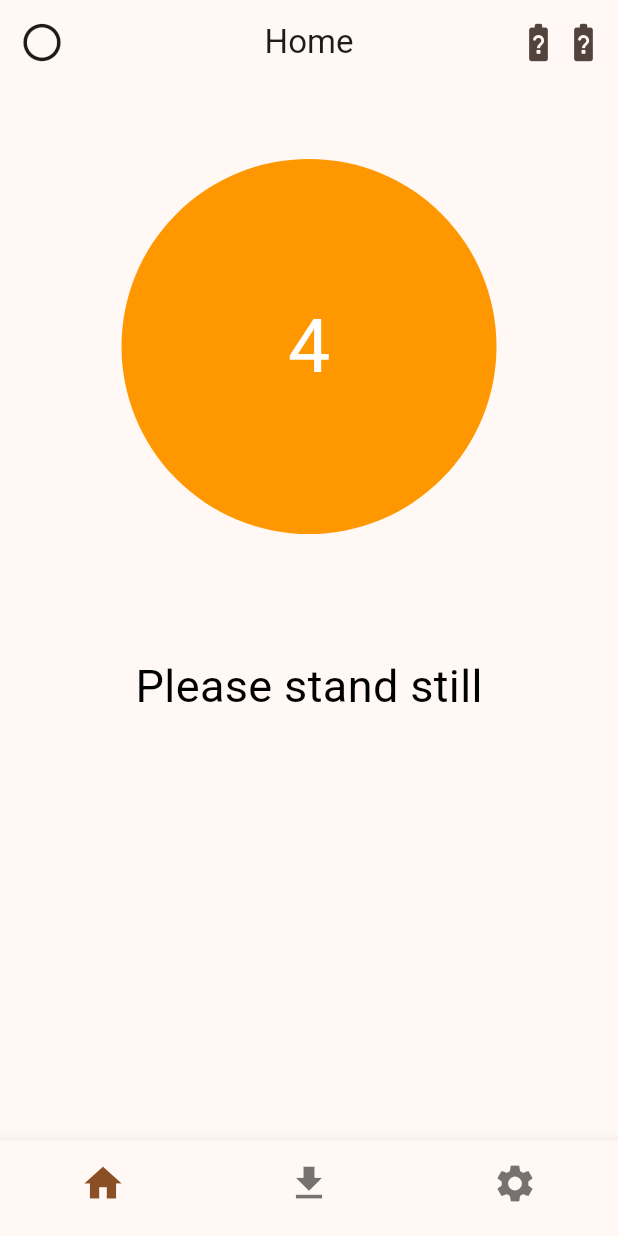
After one commit to MimikBoy/rat_app, a Flutter app: the RunnerPageManager screen opened directly, after a tap on the "play arrow" icon, on a phone screen of 412 x 824 dp. The commit adds this screen. Run offline on Flutter 3.47's test engine with Material 3 defaults, Android fonts, the phone set to English and light mode, and no system bars; our stand-ins replace flutter_bluetooth_serial, logger, permission_handler, shared_preferences; accounts and stored records are empty.

Commit message:
Set up timer, moved around Joas' thingies

```diff
--- a/lib.BT/main.dart
+++ b/bluetooth_example/bluetooth_example.dart
@@ -1,5 +1,5 @@
 import 'package:flutter/material.dart';
-import 'bluetooth.dart';
+import 'package:rat_app/bluetooth.dart';
 
 void main() {
   runApp(const MyApp());
--- a/devtools_options.yaml
+++ b/devtools_options.yaml
@@ -2,3 +2,4 @@ description: This file stores settings for Dart & Flutter DevTools.
 documentation: https://docs.flutter.dev/tools/devtools/extensions#configure-extension-enablement-states
 extensions:
   - shared_preferences: true
+  - provider: true
--- a/lib/main.dart
+++ b/lib/main.dart
@@ -2,6 +2,7 @@ import 'package:flutter/material.dart';
 import 'welcome_screen.dart';
 import 'package:logger/logger.dart';
 import 'package:shared_preferences/shared_preferences.dart';
+import 'runner_screens.dart';
 
 void main() async {
   // Checking if there is something stored in shared preferences.
@@ -70,7 +71,7 @@ class _MyHomePageState extends State<MyHomePage> {
       return WelcomeScreen(onContinue: _changeScreen,);
       case 0:
       // Show the RunnerHomePage.
-      return Placeholder();
+      return const RunnerPageManager();
       case 1:
       // Show the TrainerHomePage.
       default:
--- /dev/null
+++ b/lib/runner_screens.dart
@@ -0,0 +1,260 @@
+import 'package:flutter/material.dart';
+import 'package:logger/logger.dart';
+import 'package:shared_preferences/shared_preferences.dart';
+import 'dart:async';
+
+class RunnerPageManager extends StatefulWidget{
+  const RunnerPageManager({super.key});
+
+  @override
+  State<RunnerPageManager> createState() => _RunnerPageManagerState();
+}
+
+class _RunnerPageManagerState extends State<RunnerPageManager> {
+  int screenIndex = 0;
+
+
+  @override
+  Widget build(BuildContext context){
+    Widget page;
+    switch (screenIndex) {
+      case 0:
+        page = const RunnerHomePage();
+        break;
+      case 1:
+        page = Placeholder();
+        break;
+      case 2:
+        page = Placeholder();
+        break;
+      default:
+        page = const RunnerHomePage();
+    }
+
+    return Scaffold(
+      appBar: AppBar(
+        centerTitle: true,
+        title: const Text('Home'),
+        leading: IconButton(
+          icon: const Icon(Icons.circle_outlined, size: 30),
+          onPressed: () {
+            Logger().i('Profile button pressed');
+          },
+        ),
+        actions: [
+          IconButton(
+            icon: Row(
+              mainAxisSize: MainAxisSize.min,
+              children: const [
+                Icon(Icons.battery_unknown_rounded, size: 30),
+                Icon(Icons.battery_unknown_rounded, size: 30)
+              ],
+            ),
+            onPressed: () {
+              Logger().i('Battery button pressed');
+            },
+          ),
+        ],
+      ),
+      body: page,
+      bottomNavigationBar: BottomNavigationBar(
+        showSelectedLabels: false,
+        showUnselectedLabels: false,
+        items: const [
+          BottomNavigationBarItem(
+            icon: Icon(Icons.home, size: 30),
+            label: 'Home',
+          ),
+          BottomNavigationBarItem(
+            icon: Icon(Icons.download, size: 30),
+            label: 'Downloads',
+          ),
+          BottomNavigationBarItem(
+            icon: Icon(Icons.settings, size: 30),
+            label: 'Settings',
+          ),
+        ],
+        currentIndex: screenIndex,
+        onTap: (index) {
+          setState(() {
+            screenIndex = index;
+          });
+          Logger().i('Bottom navigation bar item $index pressed');
+        },
+      ),
+    );
+  }
+}
+
+class RunnerHomePage extends StatefulWidget {
+  const RunnerHomePage({super.key});
+
+  @override
+  State<RunnerHomePage> createState() => _RunnerHomePageState();
+}
+
+class _RunnerHomePageState extends State<RunnerHomePage> {
+
+  Color _buttonColor = Colors.green;
+  final timeToStart = 5;
+  bool _isCountingDown = false;
+  Timer? _timer;
+  Widget _buttonChild = const Icon(Icons.play_arrow_rounded, size: 100, color: Colors.white);
+  String _timerText = 'Start';
+  DateTime? _startTime;
+
+  Future<void> _countdown() async{
+    if (!mounted) return;
+      setState(() {
+        _buttonColor = Colors.orange;
+        _timerText = 'Please stand still';
+      });
+      for (int i = 0; i < timeToStart; i++) {
+        _isCountingDown = true;
+
+        Logger().i('$i');
+        if (!mounted) return;
+        setState((){
+          _buttonChild = Text(
+            (timeToStart-i).toString(),
+            style: const TextStyle(
+              fontSize: 50.0,
+              fontFamily: 'Roboto',
+              color: Colors.white,
+            ),
+          );
+        });
+
+        await Future.delayed(const Duration(seconds: 1));
+      }
+  }
+
+  void _setToStop(){
+    if (!mounted) return;
+    setState((){
+      _buttonChild = const Icon(Icons.stop_rounded, size: 100, color: Colors.white);
+      _buttonColor = Colors.red;
+    });
+  }
+
+  void _changeColor()  async{
+    if (_buttonColor == Colors.green) {
+      Logger().i('Button color changed to red');
+      await _countdown();
+      _setToStop();
+      _startTimer(0);
+    } else {
+      Logger().i('Button color changed to green');
+      if (!mounted) return;
+      setState((){
+        _buttonChild = const Icon(Icons.play_arrow_rounded, size: 100, color: Colors.white);
+        _buttonColor = Colors.green;
+      });
+      stopTimer();
+    }
+    _isCountingDown = false;
+  }
+
+  void _startTimer(int alreadyStarted) async{
+
+    _timer?.cancel();
+    if (alreadyStarted == 0){
+      _startTime = DateTime.now();
+      final now = DateTime.now();
+      SharedPreferences prefs = await SharedPreferences.getInstance();
+      await prefs.setInt('timerStart', now.millisecondsSinceEpoch);
+      await prefs.setInt('timerOn', 1);
+    }
+
+    _timer = Timer.periodic(const Duration(milliseconds: 30), (timer){
+      final now = DateTime.now();
+      if (!mounted) return;
+      final elapsed = now.difference(_startTime!);
+      setState(() {
+        _timerText = _formatTime(elapsed);
+      });
+    });
+  }
+
+  void stopTimer() async {
+    _timer?.cancel();
+    if (!mounted) return;
+    SharedPreferences prefs = await SharedPreferences.getInstance();
+    await prefs.setInt('timerOn', 0);
+  }
+
+  String _formatTime(Duration elapsed) {
+    final hours = elapsed.inHours.toString().padLeft(2, '0');
+    final minutes = elapsed.inMinutes.remainder(60).toString().padLeft(2, '0');
+    final seconds = elapsed.inSeconds.remainder(60).toString().padLeft(2, '0');
+    final milliseconds =
+        (elapsed.inMilliseconds.remainder(1000)).toString().padLeft(3, '0');
+    return '$hours:$minutes:$seconds.$milliseconds';
+  }
+
+  Future<void> _checkTimer() async {
+    SharedPreferences prefs = await SharedPreferences.getInstance();
+    final timerOn = prefs.getInt('timerOn');
+    if (timerOn == 1) {
+      final startTime = prefs.getInt('timerStart');
+      if (startTime != null) {
+        _startTime = DateTime.fromMillisecondsSinceEpoch(startTime);
+        _setToStop();
+        _startTimer(1);
+      }
+    }
+  }
+
+  @override
+  void dispose() {
+    _timer?.cancel();
+    super.dispose();
+  }
+
+  @override
+  void initState() {
+    super.initState();
+    _checkTimer();
+  }
+
+  @override
+  Widget build(BuildContext context) {
+
+    return Center(
+      child: Column(
+        mainAxisAlignment: MainAxisAlignment.start,
+        children: [
+          Padding(
+            padding: const EdgeInsets.only(top: 50.0, bottom: 80.0),
+            child: ElevatedButton(
+              onPressed: _isCountingDown
+              ? null
+              : () {
+                Logger().i('Start button pressed');
+                _changeColor();
+              },
+              style: ElevatedButton.styleFrom(
+                shape: const CircleBorder(),
+                padding: const EdgeInsets.all(20.0),
+                backgroundColor: _buttonColor,
+                foregroundColor: Colors.white,
+                disabledBackgroundColor: _buttonColor,
+                fixedSize: const Size(250, 250),
+              ),
+              child: _buttonChild,
+            ),
+          ),
+          Text(
+            _timerText,
+            style: const TextStyle(
+              fontSize: 30.0,
+              fontFamily: 'Roboto',
+              color: Colors.black,
+            ),
+          ),
+
+        ],
+      ),
+    );
+  }
+}
--- a/pubspec.yaml
+++ b/pubspec.yaml
@@ -30,7 +30,6 @@ environment:
 dependencies:
   flutter:
     sdk: flutter
-    permission_handler: ^11.4.0
 
   # The following adds the Cupertino Icons font to your application.
   # Use with the CupertinoIcons class for iOS style icons.
@@ -38,6 +37,9 @@ dependencies:
   provider: ^6.1.2
   logger: ^2.5.0
   shared_preferences: ^2.5.3
+  flutter_bluetooth_serial: ^0.4.0
+  permission_handler: ^11.4.0
+  flutter_background_service: ^5.1.0
 
 dev_dependencies:
   flutter_test:
```
Also changed, not shown: lib/bluetooth.dart (renamed from lib.BT/bluetooth.dart), pubspec.lock, 2 other files.
